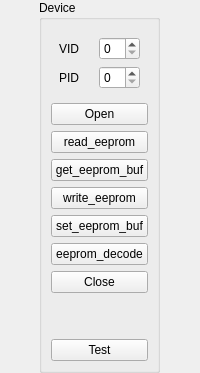
First picture: the form in Qt/mega_git_tests/Test_libFTDI/src/test_libftdi_mainbox/src/ui/test_libftdi_mainbox.ui, repository RinatB2017/mega_GIT, before the edit.
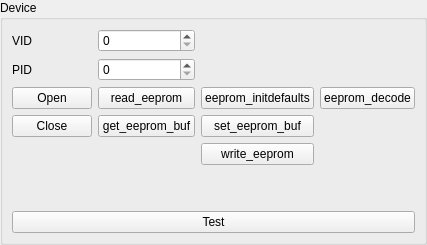
Second picture: the form after the edit. Custom widgets are drawn as their Qt base class.

```diff
--- a/Qt/mega_git_tests/Test_libFTDI/src/test_libftdi_mainbox/src/ui/test_libftdi_mainbox.ui
+++ b/Qt/mega_git_tests/Test_libFTDI/src/test_libftdi_mainbox/src/ui/test_libftdi_mainbox.ui
@@ -31,90 +31,85 @@
      </property>
      <layout class="QVBoxLayout" name="verticalLayout_2">
       <item>
-       <layout class="QGridLayout" name="gridLayout">
-        <property name="leftMargin">
-         <number>8</number>
-        </property>
-        <property name="topMargin">
-         <number>8</number>
-        </property>
-        <property name="rightMargin">
-         <number>8</number>
-        </property>
-        <property name="bottomMargin">
-         <number>8</number>
-        </property>
-        <item row="0" column="0">
-         <widget class="QLabel" name="label">
+       <layout class="QGridLayout" name="gridLayout_2">
+        <item row="2" column="2">
+         <widget class="QPushButton" name="btn_eeprom_initdefaults">
           <property name="text">
-           <string>VID</string>
+           <string>eeprom_initdefaults</string>
           </property>
          </widget>
         </item>
-        <item row="1" column="0">
-         <widget class="QLabel" name="label_2">
+        <item row="3" column="2">
+         <widget class="QPushButton" name="btn_set_eeprom_buf">
           <property name="text">
-           <string>PID</string>
+           <string>set_eeprom_buf</string>
           </property>
          </widget>
         </item>
-        <item row="0" column="1">
-         <widget class="HexSpinBox" name="sb_VID"/>
-        </item>
-        <item row="1" column="1">
-         <widget class="HexSpinBox" name="sb_PID"/>
-        </item>
-       </layout>
-      </item>
-      <item>
+        <item row="2" column="0">
        <widget class="QPushButton" name="btn_open">
         <property name="text">
          <string>Open</string>
         </property>
        </widget>
       </item>
-      <item>
-       <widget class="QPushButton" name="btn_read_eeprom">
-        <property name="text">
-         <string>read_eeprom</string>
-        </property>
-       </widget>
-      </item>
-      <item>
-       <widget class="QPushButton" name="btn_get_eeprom_buf">
-        <property name="text">
-         <string>get_eeprom_buf</string>
-        </property>
-       </widget>
-      </item>
-      <item>
+        <item row="4" column="2">
        <widget class="QPushButton" name="btn_write_eeprom">
         <property name="text">
          <string>write_eeprom</string>
         </property>
        </widget>
       </item>
-      <item>
-       <widget class="QPushButton" name="btn_set_eeprom_buf">
+        <item row="1" column="0">
+         <widget class="QLabel" name="label_2">
         <property name="text">
-         <string>set_eeprom_buf</string>
+           <string>PID</string>
         </property>
        </widget>
       </item>
-      <item>
+        <item row="2" column="3">
        <widget class="QPushButton" name="btn_eeprom_decode">
         <property name="text">
          <string>eeprom_decode</string>
         </property>
        </widget>
       </item>
-      <item>
+        <item row="2" column="1">
+         <widget class="QPushButton" name="btn_read_eeprom">
+          <property name="text">
+           <string>read_eeprom</string>
+          </property>
+         </widget>
+        </item>
+        <item row="3" column="0">
        <widget class="QPushButton" name="btn_close">
         <property name="text">
          <string>Close</string>
         </property>
        </widget>
       </item>
+        <item row="3" column="1">
+         <widget class="QPushButton" name="btn_get_eeprom_buf">
+          <property name="text">
+           <string>get_eeprom_buf</string>
+          </property>
+         </widget>
+        </item>
+        <item row="0" column="0">
+         <widget class="QLabel" name="label">
+          <property name="text">
+           <string>VID</string>
+          </property>
+         </widget>
+        </item>
+        <item row="0" column="1">
+         <widget class="HexSpinBox" name="sb_VID"/>
+        </item>
+        <item row="1" column="1">
+         <widget class="HexSpinBox" name="sb_PID"/>
+        </item>
+       </layout>
+      </item>
       <item>
        <spacer name="verticalSpacer_3">
         <property name="orientation">
```
Left out of the diff: 7 changed lines with no effect on the pictures. Lines whose indentation alone changed are shown as unchanged.
